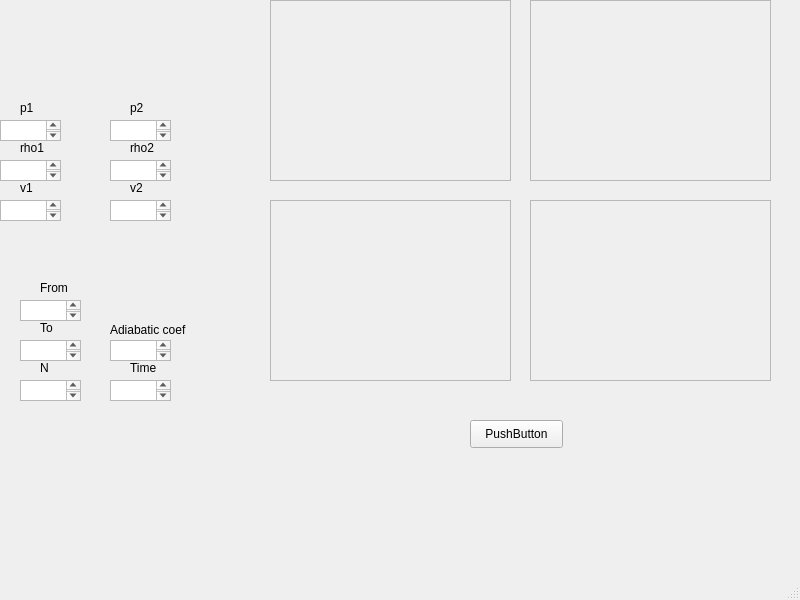
Above: SodaProblem/mainwindow.ui from TrusovKV/MMD_OOP before the change. Below: the same form after it.
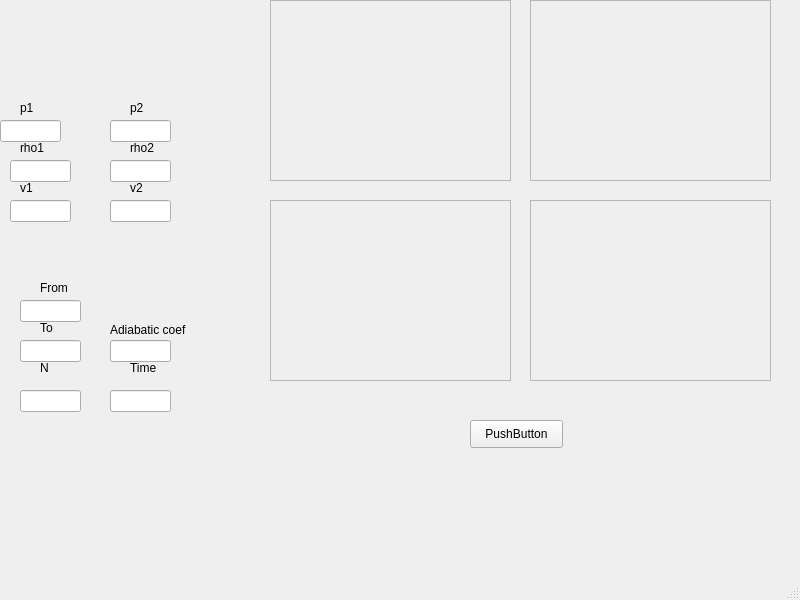
That is the form after the change. Custom widgets are drawn as their Qt base class.

The edit to the form file:
```diff
--- a/SodaProblem/mainwindow.ui
+++ b/SodaProblem/mainwindow.ui
@@ -91,26 +91,6 @@
      <string>p1</string>
     </property>
    </widget>
-   <widget class="QTextEdit" name="p1_text">
-    <property name="geometry">
-     <rect>
-      <x>0</x>
-      <y>120</y>
-      <width>61</width>
-      <height>21</height>
-     </rect>
-    </property>
-   </widget>
-   <widget class="QTextEdit" name="rho1_text">
-    <property name="geometry">
-     <rect>
-      <x>0</x>
-      <y>160</y>
-      <width>61</width>
-      <height>21</height>
-     </rect>
-    </property>
-   </widget>
    <widget class="QLabel" name="label_2">
     <property name="geometry">
      <rect>
@@ -137,36 +117,6 @@
      <string>v1</string>
     </property>
    </widget>
-   <widget class="QTextEdit" name="v1_text">
-    <property name="geometry">
-     <rect>
-      <x>0</x>
-      <y>200</y>
-      <width>61</width>
-      <height>21</height>
-     </rect>
-    </property>
-   </widget>
-   <widget class="QTextEdit" name="v2_text">
-    <property name="geometry">
-     <rect>
-      <x>110</x>
-      <y>200</y>
-      <width>61</width>
-      <height>21</height>
-     </rect>
-    </property>
-   </widget>
-   <widget class="QTextEdit" name="rho2_text">
-    <property name="geometry">
-     <rect>
-      <x>110</x>
-      <y>160</y>
-      <width>61</width>
-      <height>21</height>
-     </rect>
-    </property>
-   </widget>
    <widget class="QLabel" name="label_4">
     <property name="geometry">
      <rect>
@@ -180,16 +130,6 @@
      <string>rho2</string>
     </property>
    </widget>
-   <widget class="QTextEdit" name="p2_text">
-    <property name="geometry">
-     <rect>
-      <x>110</x>
-      <y>120</y>
-      <width>61</width>
-      <height>21</height>
-     </rect>
-    </property>
-   </widget>
    <widget class="QLabel" name="label_5">
     <property name="geometry">
      <rect>
@@ -216,26 +156,6 @@
      <string>v2</string>
     </property>
    </widget>
-   <widget class="QTextBrowser" name="N_text">
-    <property name="geometry">
-     <rect>
-      <x>20</x>
-      <y>380</y>
-      <width>61</width>
-      <height>21</height>
-     </rect>
-    </property>
-   </widget>
-   <widget class="QTextEdit" name="To_text">
-    <property name="geometry">
-     <rect>
-      <x>20</x>
-      <y>340</y>
-      <width>61</width>
-      <height>21</height>
-     </rect>
-    </property>
-   </widget>
    <widget class="QLabel" name="label_7">
     <property name="geometry">
      <rect>
@@ -249,16 +169,6 @@
      <string>To</string>
     </property>
    </widget>
-   <widget class="QTextEdit" name="From_text">
-    <property name="geometry">
-     <rect>
-      <x>20</x>
-      <y>300</y>
-      <width>61</width>
-      <height>21</height>
-     </rect>
-    </property>
-   </widget>
    <widget class="QLabel" name="label_8">
     <property name="geometry">
      <rect>
@@ -298,16 +208,6 @@
      <string>Time</string>
     </property>
    </widget>
-   <widget class="QTextEdit" name="Adibatic_text">
-    <property name="geometry">
-     <rect>
-      <x>110</x>
-      <y>340</y>
-      <width>61</width>
-      <height>21</height>
-     </rect>
-    </property>
-   </widget>
    <widget class="QLabel" name="label_11">
     <property name="geometry">
      <rect>
@@ -321,16 +221,6 @@
      <string>Adiabatic coef</string>
     </property>
    </widget>
-   <widget class="QTextEdit" name="Time_text">
-    <property name="geometry">
-     <rect>
-      <x>110</x>
-      <y>380</y>
-      <width>61</width>
-      <height>21</height>
-     </rect>
-    </property>
-   </widget>
    <widget class="QPushButton" name="pushButton">
     <property name="geometry">
      <rect>
@@ -344,6 +234,116 @@
      <string>PushButton</string>
     </property>
    </widget>
+   <widget class="QLineEdit" name="N_text">
+    <property name="geometry">
+     <rect>
+      <x>20</x>
+      <y>390</y>
+      <width>61</width>
+      <height>22</height>
+     </rect>
+    </property>
+   </widget>
+   <widget class="QLineEdit" name="Time_text">
+    <property name="geometry">
+     <rect>
+      <x>110</x>
+      <y>390</y>
+      <width>61</width>
+      <height>22</height>
+     </rect>
+    </property>
+   </widget>
+   <widget class="QLineEdit" name="Adibatic_text">
+    <property name="geometry">
+     <rect>
+      <x>110</x>
+      <y>340</y>
+      <width>61</width>
+      <height>22</height>
+     </rect>
+    </property>
+   </widget>
+   <widget class="QLineEdit" name="To_text">
+    <property name="geometry">
+     <rect>
+      <x>20</x>
+      <y>340</y>
+      <width>61</width>
+      <height>22</height>
+     </rect>
+    </property>
+   </widget>
+   <widget class="QLineEdit" name="From_text">
+    <property name="geometry">
+     <rect>
+      <x>20</x>
+      <y>300</y>
+      <width>61</width>
+      <height>22</height>
+     </rect>
+    </property>
+   </widget>
+   <widget class="QLineEdit" name="v2_text">
+    <property name="geometry">
+     <rect>
+      <x>110</x>
+      <y>200</y>
+      <width>61</width>
+      <height>22</height>
+     </rect>
+    </property>
+   </widget>
+   <widget class="QLineEdit" name="v1_text">
+    <property name="geometry">
+     <rect>
+      <x>10</x>
+      <y>200</y>
+      <width>61</width>
+      <height>22</height>
+     </rect>
+    </property>
+   </widget>
+   <widget class="QLineEdit" name="p1_text">
+    <property name="geometry">
+     <rect>
+      <x>0</x>
+      <y>120</y>
+      <width>61</width>
+      <height>22</height>
+     </rect>
+    </property>
+   </widget>
+   <widget class="QLineEdit" name="p2_text">
+    <property name="geometry">
+     <rect>
+      <x>110</x>
+      <y>120</y>
+      <width>61</width>
+      <height>22</height>
+     </rect>
+    </property>
+   </widget>
+   <widget class="QLineEdit" name="rho1_text">
+    <property name="geometry">
+     <rect>
+      <x>10</x>
+      <y>160</y>
+      <width>61</width>
+      <height>22</height>
+     </rect>
+    </property>
+   </widget>
+   <widget class="QLineEdit" name="rho2_text">
+    <property name="geometry">
+     <rect>
+      <x>110</x>
+      <y>160</y>
+      <width>61</width>
+      <height>22</height>
+     </rect>
+    </property>
+   </widget>
   </widget>
   <widget class="QMenuBar" name="menubar">
    <property name="geometry">
```
